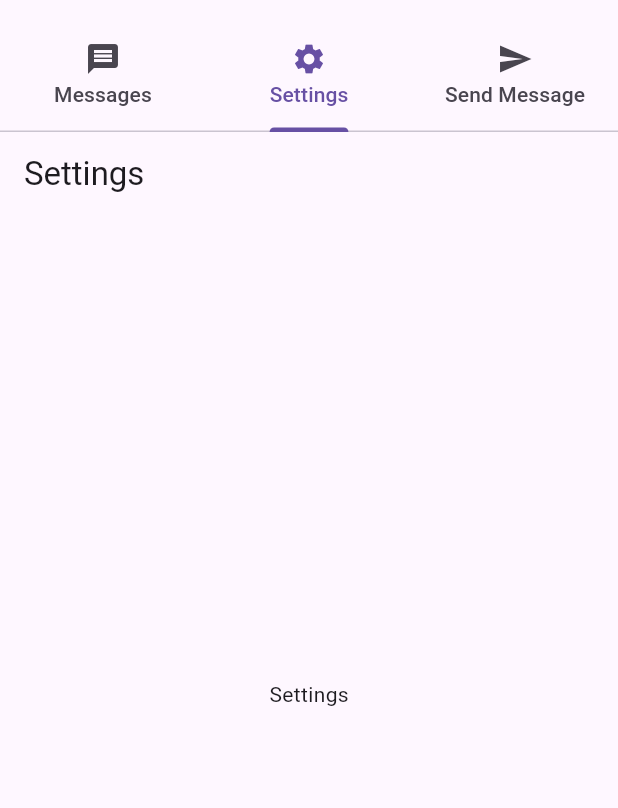
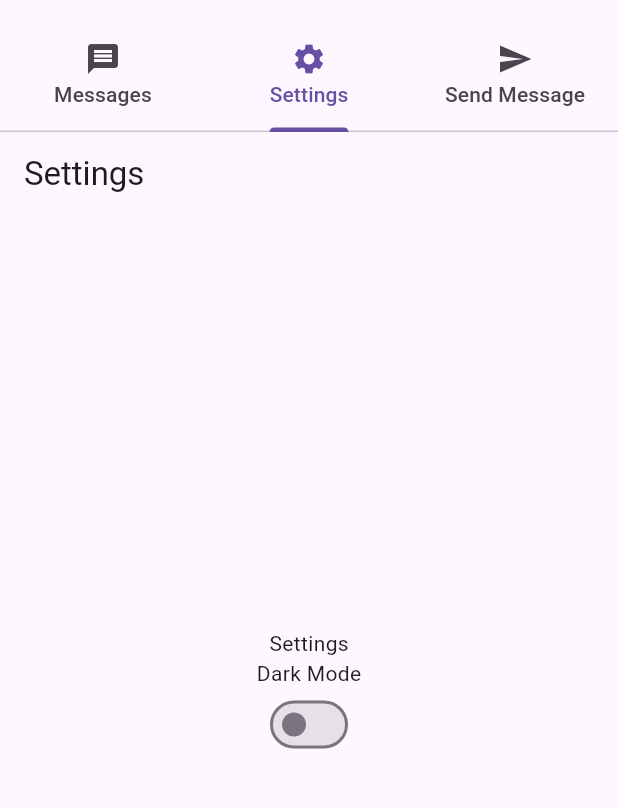
Before and after one commit to DarkGamer2/chat_app_flutter, a Flutter app: the screen it shows after launch, tab 2 chosen, on a phone screen of 412 x 824 dp, the part 63-871 px from its top. Run offline on Flutter 3.47's test engine with Material 3 defaults, Android fonts, the phone set to English and light mode, and no system bars.

Commit message:
added dark mode

```diff
--- a/lib/bottom_tab_navigator.dart
+++ b/lib/bottom_tab_navigator.dart
@@ -4,7 +4,11 @@ import 'message_input_screen.dart';
 import 'message_screen.dart';
 
 class BottomTabNavigator extends StatefulWidget {
-  const BottomTabNavigator({super.key});
+  final bool isDarkMode;
+  final Function(bool) onThemeChanged;
+
+  const BottomTabNavigator(
+      {super.key, required this.isDarkMode, required this.onThemeChanged});
 
   @override
   _BottomTabNavigatorState createState() => _BottomTabNavigatorState();
@@ -22,6 +26,7 @@ class _BottomTabNavigatorState extends State<BottomTabNavigator> {
   @override
   Widget build(BuildContext context) {
     return MaterialApp(
+      theme: widget.isDarkMode ? ThemeData.dark() : ThemeData.light(),
       home: DefaultTabController(
         length: 3,
         child: Scaffold(
@@ -35,12 +40,19 @@ class _BottomTabNavigatorState extends State<BottomTabNavigator> {
               ],
             ),
           ),
-          body: TabBarView(
-            children: [
-              MessageScreen(messages: _messages),
-              const Settings(),
-              MessageInputScreen(onSendMessage: _addMessage),
-            ],
+          body: Container(
+            color: widget.isDarkMode ? Colors.black : Colors.white,
+            child: TabBarView(
+              children: [
+                MessageScreen(messages: _messages),
+                Settings(
+                  onThemeChanged: widget.onThemeChanged,
+                  isDarkMode: widget.isDarkMode,
+                ),
+                MessageInputScreen(
+                    onSendMessage: _addMessage, isDarkMode: widget.isDarkMode),
+              ],
+            ),
           ),
         ),
       ),
--- a/lib/main.dart
+++ b/lib/main.dart
@@ -5,11 +5,30 @@ void main() {
   runApp(const MainApp());
 }
 
-class MainApp extends StatelessWidget {
+class MainApp extends StatefulWidget {
   const MainApp({super.key});
 
   @override
+  _MainAppState createState() => _MainAppState();
+}
+
+class _MainAppState extends State<MainApp> {
+  bool isDarkMode = false;
+
+  void changeTheme(bool isDark) {
+    setState(() {
+      isDarkMode = isDark;
+    });
+  }
+
+  @override
   Widget build(BuildContext context) {
-    return const BottomTabNavigator();
+    return MaterialApp(
+      theme: isDarkMode ? ThemeData.dark() : ThemeData.light(),
+      home: BottomTabNavigator(
+        isDarkMode: isDarkMode,
+        onThemeChanged: changeTheme,
+      ),
+    );
   }
 }
--- a/lib/message_input_screen.dart
+++ b/lib/message_input_screen.dart
@@ -2,15 +2,18 @@ import 'package:flutter/material.dart';
 
 class MessageInputScreen extends StatelessWidget {
   final Function(String) onSendMessage;
+  final bool isDarkMode;
 
-  const MessageInputScreen({Key? key, required this.onSendMessage})
-      : super(key: key);
+  const MessageInputScreen(
+      {super.key, required this.onSendMessage, required this.isDarkMode});
 
   @override
   Widget build(BuildContext context) {
     final TextEditingController controller = TextEditingController();
 
-    return Scaffold(
+    return MaterialApp(
+      theme: isDarkMode ? ThemeData.dark() : ThemeData.light(),
+      home: Scaffold(
         body: Padding(
           padding: const EdgeInsets.all(16.0),
           child: Column(
@@ -44,6 +47,7 @@ class MessageInputScreen extends StatelessWidget {
             ],
           ),
         ),
+      ),
     );
   }
 }
--- a/lib/message_screen.dart
+++ b/lib/message_screen.dart
@@ -3,7 +3,7 @@ import 'package:flutter/material.dart';
 class MessageScreen extends StatelessWidget {
   final List<String> messages;
 
-  const MessageScreen({Key? key, required this.messages}) : super(key: key);
+  const MessageScreen({super.key, required this.messages});
 
   @override
   Widget build(BuildContext context) {
--- a/lib/settings.dart
+++ b/lib/settings.dart
@@ -1,7 +1,11 @@
 import 'package:flutter/material.dart';
 
 class Settings extends StatefulWidget {
-  const Settings({Key? key}) : super(key: key);
+  final Function(bool) onThemeChanged;
+  final bool isDarkMode;
+
+  const Settings(
+      {super.key, required this.onThemeChanged, required this.isDarkMode});
 
   @override
   _SettingsState createState() => _SettingsState();
@@ -14,8 +18,20 @@ class _SettingsState extends State<Settings> {
       appBar: AppBar(
         title: const Text("Settings"),
       ),
-      body: const Center(
-        child: Text("Settings"),
+      body: Center(
+        child: Column(
+          mainAxisAlignment: MainAxisAlignment.center,
+          children: [
+            const Text("Settings"),
+            const Text("Dark Mode"),
+            Switch(
+              value: widget.isDarkMode,
+              onChanged: (value) {
+                widget.onThemeChanged(value);
+              },
+            ),
+          ],
+        ),
       ),
     );
   }
```
Also changed, not shown: 1 other file. Lines whose indentation alone changed are shown as unchanged.
